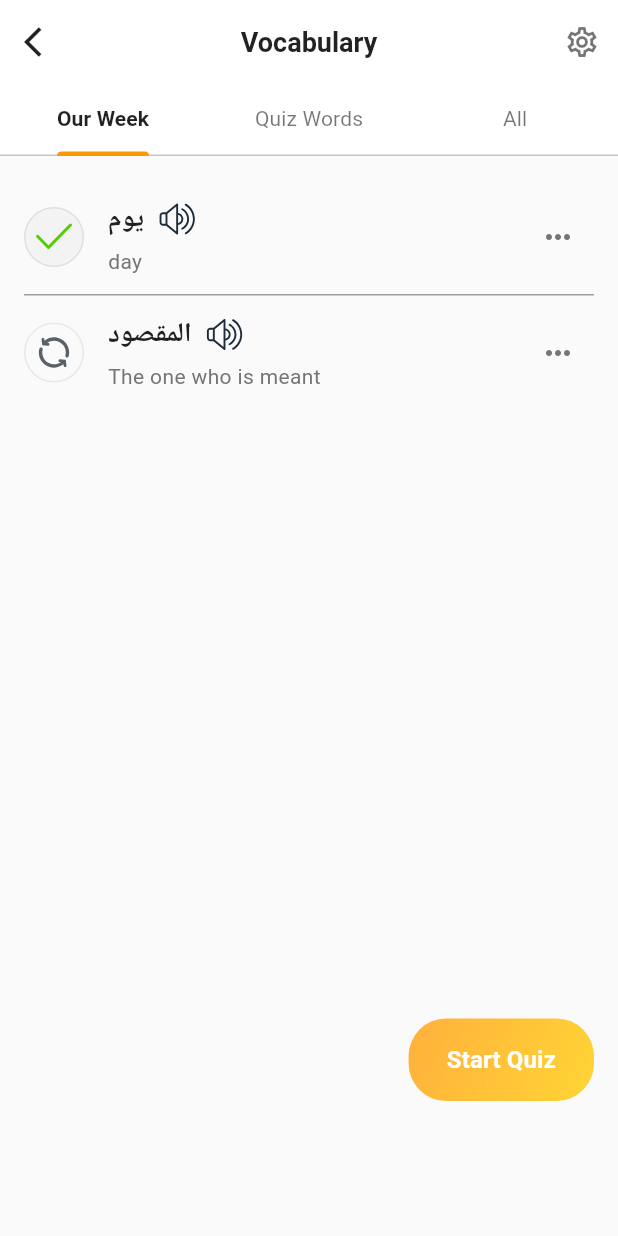
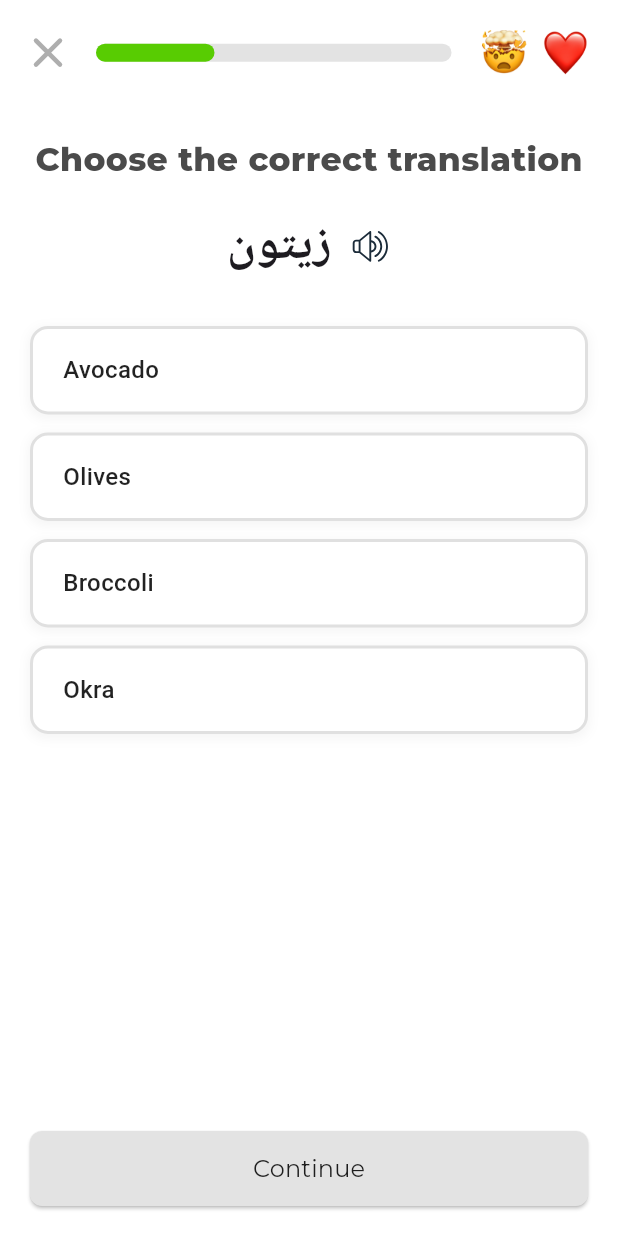
Before and after one commit to RaihanRafi01/quranapp, a Flutter app: the VocabularyView screen opened by its route, after a tap on "Start Quiz", on a phone screen of 412 x 824 dp. Run offline on Flutter 3.47's test engine with Material 3 defaults, Android fonts, the light colour scheme and no system bars; our stand-ins replace flutter_svg, get, google_fonts.

Commit message:
day 4 (bug)

```diff
--- /dev/null
+++ b/lib/app/modules/quiz/controllers/quiz_controller.dart
@@ -0,0 +1,175 @@
+import 'package:get/get.dart';
+
+class QuizController extends GetxController {
+  var currentQuestionIndex = 0.obs;
+  var selectedAnswer = ''.obs;
+  var isAnswerSubmitted = false.obs;
+  var isCorrect = false.obs;
+  var quizCompleted = false.obs;
+
+  // For matching questions
+  var selectedPairs = <String, String>{}.obs;
+  var checkedPairs = <String, String>{}.obs; // Track checked pairs
+  var correctPairs = <String, String>{}.obs;
+  var selectedItems = <String>[].obs;
+
+  List<Map<String, dynamic>> questions = [
+    {
+      'question': 'Choose the correct translation',
+      'arabic': 'زیتون',
+      'options': ['Avocado', 'Olives', 'Broccoli', 'Okra'],
+      'correct': 'Olives',
+      'type': 'multiple_choice'
+    },
+    {
+      'question': 'Choose the correct translation',
+      'arabic': 'رنج',
+      'options': ['Avocado', 'Oranges', 'Broccoli', 'Okra'],
+      'correct': 'Oranges',
+      'type': 'multiple_choice'
+    },
+    {
+      'question': 'Tap the pairs',
+      'arabic': '',
+      'options': [],
+      'correct': '',
+      'type': 'matching',
+      'pairs': {
+        'four': 'أربعة',
+        'football': 'كرة القدم',
+        'three': 'ثلاثة',
+        'German': 'ألماني',
+        'like': 'مثل'
+      }
+    },
+    // Add more questions as needed
+  ];
+
+  void selectAnswer(String answer) {
+    if (!isAnswerSubmitted.value) {
+      selectedAnswer.value = answer;
+    }
+  }
+
+  void selectMatchingItem(String item) {
+    if (isAnswerSubmitted.value || checkedPairs.containsKey(item)) return;
+
+    if (selectedItems.contains(item)) {
+      selectedItems.remove(item);
+    } else {
+      selectedItems.add(item);
+
+      if (selectedItems.length == 2) {
+        String first = selectedItems[0];
+        String second = selectedItems[1];
+        selectedPairs[first] = second;
+      }
+    }
+  }
+
+  void checkPair() {
+    if (selectedItems.length == 2) {
+      String first = selectedItems[0];
+      String second = selectedItems[1];
+      Map<String, String> currentPairs = getCurrentPairs();
+
+      // Check if the selected pair is valid (English -> Arabic or Arabic -> English)
+      bool isValidPair = false;
+      for (var entry in currentPairs.entries) {
+        if ((entry.key == first && entry.value == second) ||
+            (entry.key == second && entry.value == first)) {
+          isValidPair = true;
+          break;
+        }
+      }
+
+      // Update checkedPairs and set isCorrect
+      checkedPairs[first] = second;
+      isCorrect.value = isValidPair;
+      isAnswerSubmitted.value = true; // Show result UI
+
+      // Clear selections for the next pair
+      selectedPairs.clear();
+      selectedItems.clear();
+
+      // Check if all pairs are matched
+      if (checkedPairs.length == currentPairs.length) {
+        // Verify all pairs are correct
+        bool allCorrect = true;
+        for (var entry in currentPairs.entries) {
+          if (checkedPairs[entry.key] != entry.value) {
+            allCorrect = false;
+            break;
+          }
+        }
+        isCorrect.value = allCorrect;
+      }
+    }
+  }
+
+  void nextQuestion() {
+    if (currentQuestionIndex.value < questions.length - 1) {
+      currentQuestionIndex.value++;
+      selectedAnswer.value = '';
+      isAnswerSubmitted.value = false;
+      isCorrect.value = false;
+      selectedPairs.clear();
+      checkedPairs.clear();
+      correctPairs.clear();
+      selectedItems.clear();
+    } else {
+      quizCompleted.value = true;
+    }
+  }
+
+  bool canSubmitMatching() {
+    Map<String, String> currentPairs = getCurrentPairs();
+    if (checkedPairs.length != currentPairs.length) return false;
+    for (var entry in currentPairs.entries) {
+      if (checkedPairs[entry.key] != entry.value) {
+        return false;
+      }
+    }
+    return true;
+  }
+
+  void submitAnswer() {
+    if (currentQuestionType == 'matching') {
+      isAnswerSubmitted.value = true;
+      Map<String, String> currentPairs = getCurrentPairs();
+      correctPairs.value = currentPairs;
+
+      // Check if all pairs are checked and correct
+      bool allChecked = true;
+      for (String key in currentPairs.keys) {
+        if (!checkedPairs.containsKey(key) ||
+            checkedPairs[key] != currentPairs[key]) {
+          allChecked = false;
+          break;
+        }
+      }
+      isCorrect.value = allChecked && checkedPairs.length == currentPairs.length;
+    } else {
+      if (selectedAnswer.value.isNotEmpty) {
+        isAnswerSubmitted.value = true;
+        isCorrect.value = selectedAnswer.value == questions[currentQuestionIndex.value]['correct'];
+      }
+    }
+  }
+
+
+  Map<String, String> getCurrentPairs() {
+    if (currentQuestionType == 'matching') {
+      return Map<String, String>.from(questions[currentQuestionIndex.value]['pairs'] ?? {});
+    }
+    return {};
+  }
+
+
+  String get currentQuestion => questions[currentQuestionIndex.value]['question'];
+  String get currentArabic => questions[currentQuestionIndex.value]['arabic'];
+  List<String> get currentOptions => List<String>.from(questions[currentQuestionIndex.value]['options']);
+  String get correctAnswer => questions[currentQuestionIndex.value]['correct'];
+  String get currentQuestionType => questions[currentQuestionIndex.value]['type'] ?? 'multiple_choice';
+  double get progress => (currentQuestionIndex.value + 1) / questions.length;
+}
--- /dev/null
+++ b/lib/app/modules/quiz/views/quiz_view.dart
@@ -0,0 +1,451 @@
+import 'package:flutter/material.dart';
+import 'package:flutter_svg/svg.dart';
+import 'package:get/get.dart';
+import 'package:quranapp/common/widgets/customButton.dart';
+import '../../../../common/appColors.dart';
+import '../../../../common/customFont.dart';
+import '../controllers/quiz_controller.dart';
+
+class QuizView extends GetView<QuizController> {
+  const QuizView({super.key});
+
+  @override
+  Widget build(BuildContext context) {
+    Get.put(QuizController());
+    return Scaffold(
+      backgroundColor: Colors.white,
+      body: SafeArea(
+        child: Obx(() {
+          if (controller.quizCompleted.value) {
+            return _buildCompletionScreen();
+          }
+          return _buildQuizScreen();
+        }),
+      ),
+    );
+  }
+
+  Widget _buildQuizScreen() {
+    return Padding(
+      padding: const EdgeInsets.all(20.0),
+      child: Column(
+        crossAxisAlignment: CrossAxisAlignment.center,
+        children: [
+          // Progress Bar
+          Obx(() => Row(
+            children: [
+              // Left icon
+              SvgPicture.asset(
+                  'assets/images/lessons/close-circle_icon.svg'),
+              const SizedBox(width: 20),
+              // Progress Bar
+              Expanded(
+                child: LinearProgressIndicator(
+                  value: controller.progress,
+                  borderRadius: const BorderRadius.all(Radius.circular(10)),
+                  backgroundColor: AppColors.btnClr2,
+                  valueColor: const AlwaysStoppedAnimation<Color>(
+                      AppColors.clrGreen2),
+                  minHeight: 12,
+                ),
+              ),
+              const SizedBox(width: 20),
+              // Right icon
+              Image.asset(
+                'assets/images/lessons/emoji_icon.png',
+                scale: 4,
+              )
+            ],
+          )),
+          const SizedBox(height: 40),
+
+          // Question
+          Text(
+            controller.currentQuestion,
+            style: h1.copyWith(
+                fontSize: 22,
+                color: AppColors.textColor4,
+                fontWeight: FontWeight.w800),
+          ),
+          const SizedBox(height: 20),
+
+          // Arabic text or question content
+          if (controller.currentArabic.isNotEmpty) ...[
+            Row(
+              mainAxisAlignment: MainAxisAlignment.center,
+              children: [
+                Text(
+                  controller.currentArabic,
+                  style: h2.copyWith(
+                    fontSize: 32,
+                  ),
+                  textAlign: TextAlign.center,
+                ),
+                SizedBox(width: 12),
+                SvgPicture.asset('assets/images/vocabulary/audio_icon.svg')
+              ],
+            ),
+            const SizedBox(height: 30),
+          ] else ...[
+            const SizedBox(height: 10),
+          ],
+
+          // Options
+          Expanded(
+            child: Obx(() {
+              switch (controller.currentQuestionType) {
+                case 'matching':
+                  return _buildMatchingOptions();
+                default:
+                  return _buildMultipleChoiceOptions();
+              }
+            }),
+          ),
+
+          // Bottom buttons
+          Obx(() => _buildBottomButtons()),
+        ],
+      ),
+    );
+  }
+
+  Widget _buildMatchingOptions() {
+    Map<String, String> pairs = controller.getCurrentPairs();
+    List<String> englishWords = pairs.keys.toList()..shuffle();
+    List<String> arabicWords = pairs.values.toList()..shuffle();
+
+    return Row(
+      crossAxisAlignment: CrossAxisAlignment.start,
+      children: [
+        Expanded(
+          child: ListView.builder(
+            itemCount: englishWords.length,
+            itemBuilder: (context, index) {
+              return _buildMatchingItem(englishWords[index], true, pairs);
+            },
+          ),
+        ),
+        const SizedBox(width: 20),
+        Expanded(
+          child: ListView.builder(
+            itemCount: arabicWords.length,
+            itemBuilder: (context, index) {
+              return _buildMatchingItem(arabicWords[index], false, pairs);
+            },
+          ),
+        ),
+      ],
+    );
+  }
+
+  Widget _buildMatchingItem(
+      String item, bool isEnglish, Map<String, String> pairs) {
+    return Obx(() {
+      bool isChecked = controller.checkedPairs.containsKey(item) ||
+          controller.checkedPairs.containsValue(item);
+      bool isSelected = controller.selectedItems.contains(item);
+      bool isCorrectPair = false;
+      bool isWrongPair = false;
+
+      if (isChecked) {
+        String match = isEnglish
+            ? controller.checkedPairs[item]!
+            : controller.checkedPairs.entries
+            .firstWhere((e) => e.value == item)
+            .key;
+        isCorrectPair = (pairs[item] == match && isEnglish) ||
+            (pairs.entries.any((e) => e.value == item && e.key == match) &&
+                !isEnglish);
+        isWrongPair = !isCorrectPair && isChecked;
+      }
+
+      Color backgroundColor = Colors.white;
+      Color borderColor = Colors.grey[300]!;
+      Color textColor = Colors.black87;
+
+      if (isChecked) {
+        if (isCorrectPair) {
+          backgroundColor = Colors.green[100]!;
+          borderColor = Colors.green;
+          textColor = Colors.green[800]!;
+        } else if (isWrongPair) {
+          backgroundColor = Colors.red[100]!;
+          borderColor = Colors.red;
+          textColor = Colors.red[800]!;
+        }
+      } else if (isSelected) {
+        backgroundColor = Colors.blue[100]!;
+        borderColor = Colors.blue;
+        textColor = Colors.blue[800]!;
+      }
+
+      return InkWell(
+        onTap: isChecked ? null : () => controller.selectMatchingItem(item),
+        borderRadius: BorderRadius.circular(12),
+        child: Container(
+          margin: const EdgeInsets.symmetric(vertical: 8),
+          padding: const EdgeInsets.all(12),
+          decoration: BoxDecoration(
+            color: backgroundColor,
+            border: Border.all(color: borderColor, width: 2),
+            borderRadius: BorderRadius.circular(12),
+            boxShadow: [
+              BoxShadow(
+                color: Colors.grey.withOpacity(0.1),
+                spreadRadius: 1,
+                blurRadius: 5,
+                offset: const Offset(0, 2),
+              ),
+            ],
+          ),
+          child: Text(
+            item,
+            style: TextStyle(
+              fontSize: 16,
+              fontWeight: FontWeight.w500,
+              color: textColor,
+            ),
+            textAlign: TextAlign.center,
+          ),
+        ),
+      );
+    });
+  }
+
+  Widget _buildMultipleChoiceOptions() {
+    return Column(
+      children: [
+        ...controller.currentOptions
+            .map((option) => _buildOptionButton(option)),
+      ],
+    );
+  }
+
+  Widget _buildOptionButton(String option) {
+    return Obx(() {
+      Color backgroundColor = Colors.white;
+      Color borderColor = Colors.grey[300]!;
+      Color textColor = Colors.black87;
+
+      if (controller.isAnswerSubmitted.value) {
+        if (option == controller.correctAnswer) {
+          backgroundColor = Colors.green[100]!;
+          borderColor = Colors.green;
+          textColor = Colors.green[800]!;
+        } else if (option == controller.selectedAnswer.value &&
+            !controller.isCorrect.value) {
+          backgroundColor = Colors.red[100]!;
+          borderColor = Colors.red;
+          textColor = Colors.red[800]!;
+        }
+      } else if (option == controller.selectedAnswer.value) {
+        backgroundColor = Colors.blue[50]!;
+        borderColor = Colors.blue;
+        textColor = Colors.blue[800]!;
+      }
+
+      return Container(
+        width: double.infinity,
+        margin: const EdgeInsets.only(bottom: 12),
+        child: InkWell(
+          onTap: () => controller.selectAnswer(option),
+          borderRadius: BorderRadius.circular(12),
+          child: Container(
+            padding: const EdgeInsets.symmetric(vertical: 16, horizontal: 20),
+            decoration: BoxDecoration(
+              color: backgroundColor,
+              border: Border.all(color: borderColor, width: 2),
+              borderRadius: BorderRadius.circular(12),
+              boxShadow: [
+                BoxShadow(
+                  color: Colors.grey.withOpacity(0.1),
+                  spreadRadius: 1,
+                  blurRadius: 5,
+                  offset: const Offset(0, 2),
+                ),
+              ],
+            ),
+            child: Row(
+              children: [
+                Expanded(
+                  child: Text(
+                    option,
+                    style: TextStyle(
+                      fontSize: 16,
+                      fontWeight: FontWeight.w500,
+                      color: textColor,
+                    ),
+                  ),
+                ),
+                if (controller.isAnswerSubmitted.value &&
+                    option == controller.correctAnswer)
+                  Icon(Icons.check, color: Colors.green[800], size: 20),
+                if (controller.isAnswerSubmitted.value &&
+                    option == controller.selectedAnswer.value &&
+                    !controller.isCorrect.value)
+                  Icon(Icons.close, color: Colors.red[800], size: 20),
+              ],
+            ),
+          ),
+        ),
+      );
+    });
+  }
+
+  Widget _buildBottomButtons() {
+    if (!controller.isAnswerSubmitted.value) {
+      bool canCheck = controller.currentQuestionType == 'matching' && controller.selectedItems.length == 2;
+
+      return SizedBox(
+        width: double.infinity,
+        child: Column(
+          children: [
+            if (controller.currentQuestionType == 'matching')
+              Column(
+                children: [
+                  CustomButton(
+                    label: 'Check',
+                    onPressed: ()=> canCheck ? controller.checkPair : null,
+                    color: canCheck ? AppColors.clrGreen2 : AppColors.btnClr2,
+                    txtClr: canCheck ? Colors.white : AppColors.btnTxt2,
+                  ),
+                  if (!canCheck) ...[
+                    const SizedBox(height: 8),
+                    Text(
+                      'Please select a pair to check',
+                      style: TextStyle(
+                        fontSize: 14,
+                        color: Colors.grey[600],
+                      ),
+                    ),
+                  ],
+                ],
+              ),
+            if (controller.currentQuestionType != 'matching' || controller.checkedPairs.isNotEmpty)
+              Column(
+                children: [
+                  const SizedBox(height: 10),
+                  CustomButton(
+                    label: 'Continue',
+                    onPressed: controller.currentQuestionType != 'matching' ? controller.submitAnswer : controller.nextQuestion,
+                    color: (controller.currentQuestionType != 'matching' && controller.selectedAnswer.value.isNotEmpty) ||
+                        (controller.currentQuestionType == 'matching' && controller.checkedPairs.isNotEmpty)
+                        ? AppColors.clrGreen2
+                        : AppColors.btnClr2,
+                    txtClr: (controller.currentQuestionType != 'matching' && controller.selectedAnswer.value.isNotEmpty) ||
+                        (controller.currentQuestionType == 'matching' && controller.checkedPairs.isNotEmpty)
+                        ? Colors.white
+                        : AppColors.btnTxt2,
+                  ),
+                ],
+              ),
+          ],
+        ),
+      );
+    } else {
+      // Result message and continue button
+      return Column(
+        children: [
+          Container(
+            width: double.infinity,
+            padding: const EdgeInsets.all(16),
+            margin: const EdgeInsets.only(bottom: 16),
+            decoration: BoxDecoration(
+              color: controller.isCorrect.value
+                  ? Colors.green[100]
+                  : Colors.red[100],
+              borderRadius: BorderRadius.circular(12),
+              border: Border.all(
+                color: controller.isCorrect.value ? Colors.green : Colors.red,
+                width: 2,
+              ),
+            ),
+            child: Row(
+              children: [
+                Icon(
+                  controller.isCorrect.value
+                      ? Icons.check_circle
+                      : Icons.cancel,
+                  color: controller.isCorrect.value
+                      ? Colors.green[800]
+                      : Colors.red[800],
+                  size: 24,
+                ),
+                const SizedBox(width: 12),
+                Expanded(
+                  child: Text(
+                    controller.isCorrect.value
+                        ? 'Correct!'
+                        : 'Oops, that\'s incorrect!',
+                    style: TextStyle(
+                      fontSize: 16,
+                      fontWeight: FontWeight.w600,
+                      color: controller.isCorrect.value
+                          ? Colors.green[800]
+                          : Colors.red[800],
+                    ),
+                  ),
+                ),
+              ],
+            ),
+          ),
+          SizedBox(
+            width: double.infinity,
+            child: CustomButton(
+              label: 'Next',
+              onPressed: controller.nextQuestion,
+              color: AppColors.clrGreen2,
+              txtClr: Colors.white,
+            ),
+          ),
+        ],
+      );
+    }
+  }
+
+  Widget _buildCompletionScreen() {
+    return Center(
+      child: Padding(
+        padding: const EdgeInsets.all(20.0),
+        child: Column(
+          mainAxisAlignment: MainAxisAlignment.center,
+          children: [
+            Icon(
+              Icons.celebration,
+              size: 80,
+              color: Colors.amber[600],
+            ),
+            const SizedBox(height: 20),
+            const Text(
+              'Quiz Completed!',
+              style: TextStyle(
+                fontSize: 24,
+                fontWeight: FontWeight.bold,
+                color: Colors.black87,
+              ),
+            ),
+            const SizedBox(height: 16),
+            const Text(
+              'Great job! You\'ve finished the quiz.',
+              style: TextStyle(
+                fontSize: 16,
+                color: Colors.black54,
+              ),
+              textAlign: TextAlign.center,
+            ),
+            const SizedBox(height: 40),
+            SizedBox(
+              width: double.infinity,
+              child: CustomButton(
+                label: 'Back to Home',
+                onPressed: () => Get.back(),
+                color: AppColors.clrGreen2,
+                txtClr: Colors.white,
+              ),
+            ),
+          ],
+        ),
+      ),
+    );
+  }
+}
--- a/lib/app/modules/vocabulary/views/vocabulary_view.dart
+++ b/lib/app/modules/vocabulary/views/vocabulary_view.dart
@@ -1,6 +1,7 @@
 import 'package:flutter/material.dart';
 import 'package:get/get.dart';
 import 'package:flutter_svg/flutter_svg.dart';
+import 'package:quranapp/app/modules/quiz/views/quiz_view.dart';
 import '../../../../common/appColors.dart';
 import '../controllers/vocabulary_controller.dart';
 import 'vocabulary_settings_view.dart';
@@ -103,7 +104,7 @@ class VocabularyView extends GetView<VocabularyController> {
                       ),
                       child: ElevatedButton(
                         onPressed: () {
-                          // Start Quiz action
+                          Get.to(QuizView());
                         },
                         style: ElevatedButton.styleFrom(
                           backgroundColor: Colors.transparent, // Transparent to show gradient
--- a/lib/app/routes/app_routes.dart
+++ b/lib/app/routes/app_routes.dart
@@ -15,6 +15,7 @@ abstract class Routes {
   static const LEADERBOARDS = _Paths.LEADERBOARDS;
   static const PROFILE = _Paths.PROFILE;
   static const DASHBOARD = _Paths.DASHBOARD;
+  static const QUIZ = _Paths.QUIZ;
 }
 
 abstract class _Paths {
@@ -31,4 +32,5 @@ abstract class _Paths {
   static const LEADERBOARDS = '/leaderboards';
   static const PROFILE = '/profile';
   static const DASHBOARD = '/dashboard';
+  static const QUIZ = '/quiz';
 }
--- a/lib/common/appColors.dart
+++ b/lib/common/appColors.dart
@@ -9,6 +9,7 @@ class AppColors {
   static const Color borderClr = Color(0xFFD5D8DC);
 
   static const Color clrGreen = Color(0xFF71E698);
+  static const Color clrGreen2 = Color(0xFF58CC02);
   static const Color cardBgWhite = Color(0xFFECEFF5);
   static const Color textBlue2 = Color(0xFF1B9ADE);
   static const Color dividerClr = Color(0xFFDEF1FF);
@@ -24,6 +25,7 @@ class AppColors {
   static const Color textColor = Color(0xFF091A2F);
   static const Color textColor2 = Color(0xFF1F739A);
   static const Color textColor3 = Color(0xFF848484);
+  static const Color textColor4 = Color(0xFF4B4B4B);
   static const Color textBlue = Color(0xFF1F7EF0);
   static const Color textBlue3 = Color(0xFF5E9BC9);
   static const Color txtInput = Color(0xFFF4F5F6);
```
Also changed, not shown: lib/app/modules/quiz/bindings/quiz_binding.dart (added, +12 -0 lines), lib/app/routes/app_pages.dart (+7 -0 lines), assets/images/lessons/close-circle_icon.svg (added), assets/images/lessons/emoji_icon.png (added).
